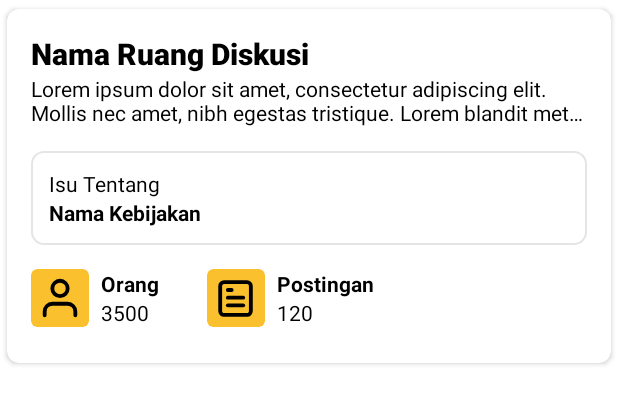
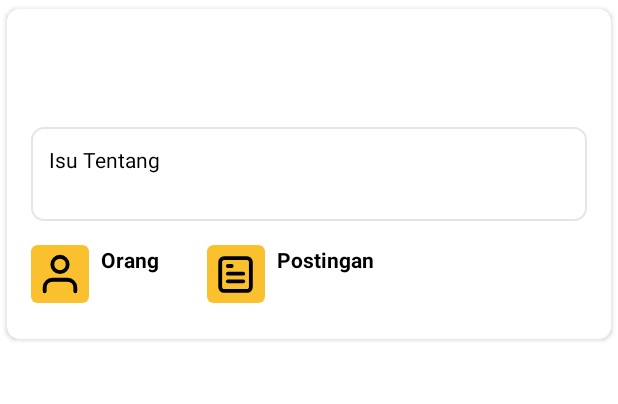
Before and after one commit to Ruang-Opini/ruang-opini, an Android app: the layout item_discussion_room.xml on its own in the app's theme, with its tools: preview values and no code run, on a phone screen of 412 x 824 dp. Shown: the top 404 px of the screen. Run offline under Robolectric (Android 15) with nearby library versions, the phone set to English and light mode, and no system bars.

Commit message:
cleanShing item placeholder

```diff
--- a/app/src/main/res/layout/item_category_trending.xml
+++ b/app/src/main/res/layout/item_category_trending.xml
@@ -17,7 +17,6 @@
             android:id="@+id/tvTrendingCategory"
             android:layout_width="0dp"
             android:layout_height="wrap_content"
-            android:text="Korupsi"
             android:textAppearance="@style/TextAppearance.AppCompat.Title"
             app:layout_constraintEnd_toEndOf="parent"
             app:layout_constraintStart_toStartOf="parent"
--- a/app/src/main/res/layout/item_discussion_room.xml
+++ b/app/src/main/res/layout/item_discussion_room.xml
@@ -20,7 +20,6 @@
             android:id="@+id/tvDiscussionRoomName"
             android:layout_width="0dp"
             android:layout_height="wrap_content"
-            android:text="Nama Ruang Diskusi"
             android:textAppearance="@style/TextAppearance.AppCompat.Title"
             android:textStyle="bold"
             app:layout_constraintEnd_toEndOf="parent"
@@ -33,7 +32,6 @@
             android:layout_height="wrap_content"
             android:ellipsize="end"
             android:maxLines="2"
-            android:text="Lorem ipsum dolor sit amet, consectetur adipiscing elit. Mollis nec amet, nibh egestas tristique. Lorem blandit metus adipiscing risus. Libero semper in purus, lacus turpis ut velit scelerisque sem. Gravida hac pharetra rhoncus, tortor malesuada non viverra. "
             android:textAppearance="@style/TextAppearance.AppCompat.Body1"
             app:layout_constraintEnd_toEndOf="parent"
             app:layout_constraintStart_toStartOf="parent"
@@ -61,7 +59,6 @@
                 android:id="@+id/tvPolicyName"
                 android:layout_width="match_parent"
                 android:layout_height="wrap_content"
-                android:text="Nama Kebijakan"
                 android:textAppearance="@style/TextAppearance.AppCompat.Body1"
                 android:textStyle="bold" />
 
@@ -104,7 +101,6 @@
             android:layout_width="wrap_content"
             android:layout_height="wrap_content"
             android:layout_marginStart="8dp"
-            android:text="3500"
             android:textAppearance="@style/TextAppearance.AppCompat.Body1"
             app:layout_constraintStart_toEndOf="@+id/cardView"
             app:layout_constraintTop_toBottomOf="@+id/textView7" />
@@ -146,7 +142,6 @@
             android:layout_width="wrap_content"
             android:layout_height="wrap_content"
             android:layout_marginStart="8dp"
-            android:text="120"
             android:textAppearance="@style/TextAppearance.AppCompat.Body1"
             app:layout_constraintStart_toEndOf="@+id/cardView2"
             app:layout_constraintTop_toBottomOf="@+id/textView9" />
--- a/app/src/main/res/layout/item_document.xml
+++ b/app/src/main/res/layout/item_document.xml
@@ -36,7 +36,6 @@
         android:layout_marginStart="16dp"
         android:ellipsize="end"
         android:maxLines="2"
-        android:text="uu23-2019bt.pdf"
         android:textAppearance="@style/TextAppearance.AppCompat.Body1"
         app:layout_constraintBottom_toBottomOf="@+id/view"
         app:layout_constraintEnd_toEndOf="parent"
--- a/app/src/main/res/layout/item_reference.xml
+++ b/app/src/main/res/layout/item_reference.xml
@@ -30,7 +30,6 @@
             android:layout_width="0dp"
             android:layout_height="wrap_content"
             android:layout_marginEnd="16dp"
-            android:text="Peraturan Menteri"
             android:textAppearance="@style/TextAppearance.AppCompat.Body1"
             app:layout_constraintEnd_toStartOf="@+id/tvPolicyYear"
             app:layout_constraintStart_toStartOf="parent"
@@ -51,7 +50,6 @@
             android:id="@+id/tvPolicyNum"
             android:layout_width="0dp"
             android:layout_height="wrap_content"
-            android:text="P.34/MENHUT-II/2013"
             android:textAppearance="@style/TextAppearance.AppCompat.Body1"
             app:layout_constraintEnd_toEndOf="parent"
             app:layout_constraintStart_toStartOf="parent"
@@ -72,7 +70,6 @@
             android:id="@+id/tvPolicyName"
             android:layout_width="0dp"
             android:layout_height="wrap_content"
-            android:text="Tanda Kehormatan Bintang Republik Indonesia"
             android:textAppearance="@style/TextAppearance.AppCompat.Body1"
             app:layout_constraintEnd_toEndOf="parent"
             app:layout_constraintStart_toStartOf="parent"
@@ -92,7 +89,6 @@
             android:id="@+id/tvPolicyYear"
             android:layout_width="wrap_content"
             android:layout_height="wrap_content"
-            android:text="2013"
             android:textAppearance="@style/TextAppearance.AppCompat.Body1"
             app:layout_constraintEnd_toEndOf="parent"
             app:layout_constraintTop_toBottomOf="@+id/tvTitlePolicyYear" />
--- a/app/src/main/res/layout/item_settings.xml
+++ b/app/src/main/res/layout/item_settings.xml
@@ -14,7 +14,6 @@
         android:paddingTop="12dp"
         android:paddingEnd="16dp"
         android:paddingBottom="12dp"
-        android:text="Bantuan"
         android:textAppearance="@style/TextAppearance.AppCompat.Body1"
         android:textSize="@dimen/text_subtitle_size"
         app:layout_constraintBottom_toBottomOf="parent"
```
Also changed, not shown: app/src/main/res/layout/item_post.xml (+3 -6 lines), app/src/main/res/layout/item_trending.xml (+2 -6 lines).
